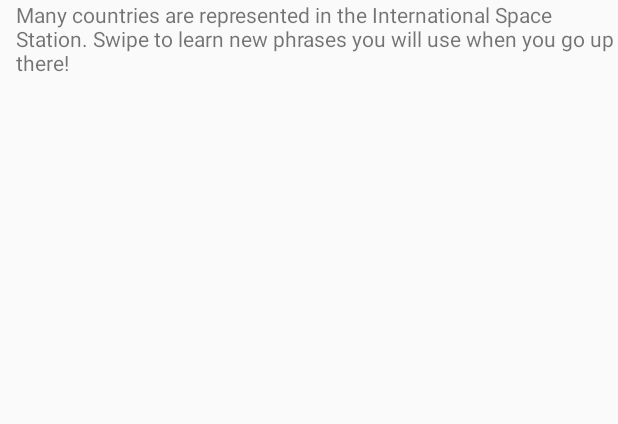
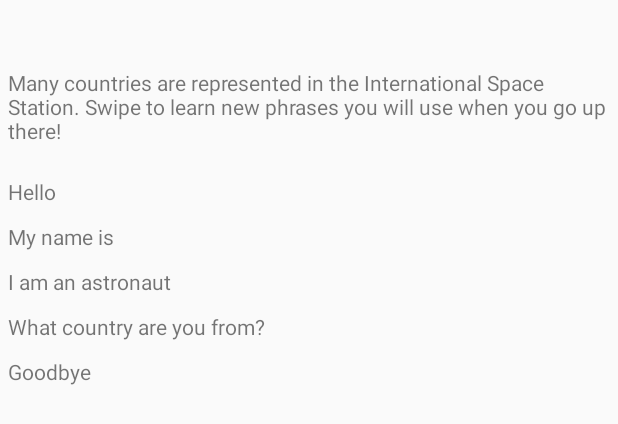
Before and after one commit to Billy1301/BlastOff, an Android app: the layout fragment_language.xml on its own in the app's theme, with its tools: preview values and no code run, on a phone screen of 412 x 824 dp. Shown: the top 424 px of the screen. Run offline under Robolectric (Android 15) with nearby library versions, the light colour scheme and no system bars; Roboto replaces fonts that are not available here.

Commit message:
created fragment java

```diff
--- a/SpaceApp/app/src/main/res/layout/fragment_language.xml
+++ b/SpaceApp/app/src/main/res/layout/fragment_language.xml
@@ -4,7 +4,9 @@
 
     <LinearLayout
         android:layout_width="match_parent"
-        android:layout_height="match_parent">
+        android:layout_height="match_parent"
+        android:orientation="vertical">
+
         <TextView
             android:id="@+id/communicate_title_textView"
            android:layout_width="wrap_content"
@@ -16,7 +18,104 @@
         <TextView
             android:layout_width="match_parent"
             android:layout_height="wrap_content"
-            android:text="@string/languages_intro"/>
+            android:text="@string/languages_intro"
+            android:layout_margin="5dp"/>
+
+        <ImageView
+            android:id="@+id/communicate_imageView"
+            android:layout_width="wrap_content"
+            android:layout_height="wrap_content"
+            android:layout_margin="5dp"/>
+
+        <LinearLayout
+            android:layout_width="match_parent"
+            android:layout_height="wrap_content"
+            android:orientation="horizontal">
+
+            <TextView
+                android:layout_width="wrap_content"
+                android:layout_height="wrap_content"
+                android:text="@string/hello"
+                android:layout_margin="5dp"/>
+            <TextView
+                android:id="@+id/hello_textView"
+                android:layout_width="wrap_content"
+                android:layout_height="wrap_content"
+                android:layout_margin="5dp"/>
+
+        </LinearLayout>
+
+        <LinearLayout
+            android:layout_width="match_parent"
+            android:layout_height="wrap_content"
+            android:orientation="horizontal">
+
+            <TextView
+                android:layout_width="wrap_content"
+                android:layout_height="wrap_content"
+                android:text="@string/my_name_is"
+                android:layout_margin="5dp"/>
+            <TextView
+                android:id="@+id/myNameIs_textView"
+                android:layout_width="wrap_content"
+                android:layout_height="wrap_content"
+                android:layout_margin="5dp"/>
+
+        </LinearLayout>
+
+        <LinearLayout
+            android:layout_width="match_parent"
+            android:layout_height="wrap_content"
+            android:orientation="horizontal">
+
+            <TextView
+                android:layout_width="wrap_content"
+                android:layout_height="wrap_content"
+                android:text="@string/i_am_an_astronaut"
+                android:layout_margin="5dp"/>
+            <TextView
+                android:id="@+id/iAmAstronaut_textView"
+                android:layout_width="wrap_content"
+                android:layout_height="wrap_content"
+                android:layout_margin="5dp"/>
+
+        </LinearLayout>
+
+        <LinearLayout
+            android:layout_width="match_parent"
+            android:layout_height="wrap_content"
+            android:orientation="horizontal">
+
+            <TextView
+                android:layout_width="wrap_content"
+                android:layout_height="wrap_content"
+                android:text="@string/country_are_you_from"
+                android:layout_margin="5dp"/>
+            <TextView
+                android:id="@+id/whatCountry_textView"
+                android:layout_width="wrap_content"
+                android:layout_height="wrap_content"
+                android:layout_margin="5dp"/>
+
+        </LinearLayout>
+
+        <LinearLayout
+            android:layout_width="match_parent"
+            android:layout_height="wrap_content"
+            android:orientation="horizontal">
+
+            <TextView
+                android:layout_width="wrap_content"
+                android:layout_height="wrap_content"
+                android:text="@string/goodbye"
+                android:layout_margin="5dp"/>
+            <TextView
+                android:id="@+id/goodbye_textView"
+                android:layout_width="wrap_content"
+                android:layout_height="wrap_content"
+                android:layout_margin="5dp"/>
+
+        </LinearLayout>
 
     </LinearLayout>
 
```
Also changed, not shown: SpaceApp/app/src/main/java/com/example/billy/spaceapp/Communicate/LanguageFragment.java (added, +90 -0 lines).
